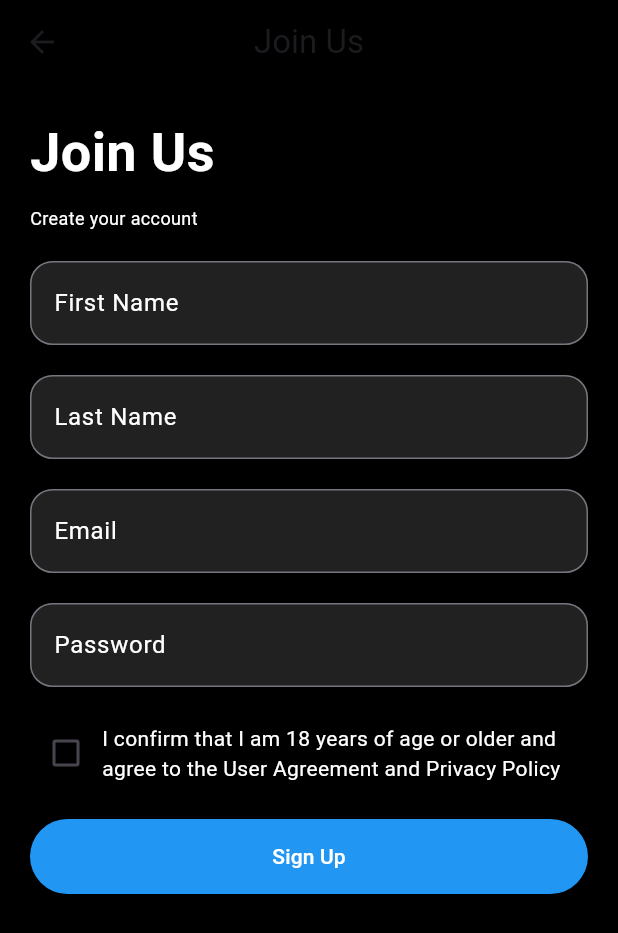
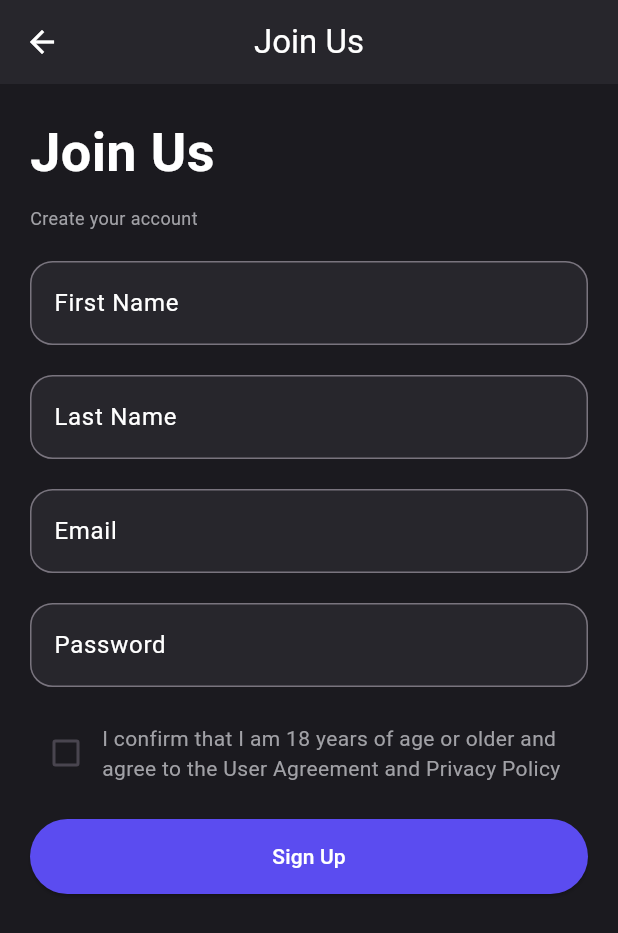
Before and after one commit to mmmykolaaa/exchange_project, a Flutter app: the screen it shows after launch, after a tap on "Sign Up", on a phone screen of 412 x 824 dp. Shown: the top 933 px of the screen. Run offline on Flutter 3.47's test engine with Material 3 defaults, Android fonts, the light colour scheme and no system bars; our stand-ins replace flutter_secure_storage.

Commit message:
redesign nav bar

```diff
--- a/lib/main.dart
+++ b/lib/main.dart
@@ -1,9 +1,16 @@
 import 'package:flutter/material.dart';
 import './screens/HomeScreen.dart';
 import './screens/JoinUsScreen.dart';
-import 'dart:developer';  //log, etc
+import 'dart:developer';  // log, etc
 import 'package:flutter_secure_storage/flutter_secure_storage.dart';
 
+// Визначення кольорів
+final Color primaryColor = Color(0xFF5B4CF0);
+final Color backgroundColor = Color(0xFF1B1A1F);
+final Color cardBackgroundColor = Color(0xFF27262C);
+final Color textColor = Color(0xFFFFFFFF);
+final Color secondaryTextColor = Color(0xFFA1A1A6);
+final Color accentColor = Color(0xFF3DD598);
 
 void main() {
   runApp(const MyApp());
@@ -13,29 +20,78 @@ class MyApp extends StatelessWidget {
   const MyApp({super.key});
 
   @override
-
-
   Widget build(BuildContext context) {
 
-    //check if the user already has a stored profile
+    // Перевірка, чи вже є збережений профіль користувача
     AndroidOptions getAndroidOptions() => const AndroidOptions(
       encryptedSharedPreferences: true,
     );
     final storage = FlutterSecureStorage(aOptions: getAndroidOptions());
 
     storage.read(key: 'user')
-      .then((user) => {
-        if(user == null) {
-          log('user is absent in storage')
+      .then((user) {
+        if (user == null) {
+          log('user is absent in storage');
         } else {
-          log('found user $user')
-        } })
+          log('found user $user');
+        }
+      })
       .catchError((e) => log('failed to get user: $e'));
 
     return MaterialApp(
-      title: 'Your App Title',
+      title: 'Exchanger',
       theme: ThemeData(
-        primarySwatch: Colors.blue,
+        primarySwatch: MaterialColor(primaryColor.value, {
+          50: primaryColor.withOpacity(0.1),
+          100: primaryColor.withOpacity(0.2),
+          200: primaryColor.withOpacity(0.3),
+          300: primaryColor.withOpacity(0.4),
+          400: primaryColor.withOpacity(0.5),
+          500: primaryColor.withOpacity(0.6),
+          600: primaryColor.withOpacity(0.7),
+          700: primaryColor.withOpacity(0.8),
+          800: primaryColor.withOpacity(0.9),
+          900: primaryColor.withOpacity(1.0),
+        }),
+        scaffoldBackgroundColor: backgroundColor,
+        cardColor: cardBackgroundColor,
+        textTheme: TextTheme(
+          displayLarge: TextStyle(color: textColor),
+          displayMedium: TextStyle(color: textColor),
+          displaySmall: TextStyle(color: textColor),
+          headlineLarge: TextStyle(color: textColor),
+          headlineMedium: TextStyle(color: textColor),
+          headlineSmall: TextStyle(color: textColor),
+          titleLarge: TextStyle(color: textColor),
+          titleMedium: TextStyle(color: textColor),
+          titleSmall: TextStyle(color: textColor),
+          bodyLarge: TextStyle(color: textColor),
+          bodyMedium: TextStyle(color: secondaryTextColor),
+          bodySmall: TextStyle(color: secondaryTextColor),
+          labelLarge: TextStyle(color: textColor),
+          labelMedium: TextStyle(color: textColor),
+          labelSmall: TextStyle(color: secondaryTextColor),
+        ),
+        inputDecorationTheme: InputDecorationTheme(
+          labelStyle: TextStyle(color: textColor),
+          border: OutlineInputBorder(
+            borderRadius: BorderRadius.circular(20.0),
+          ),
+        ),
+        elevatedButtonTheme: ElevatedButtonThemeData(
+          style: ElevatedButton.styleFrom(
+            backgroundColor: primaryColor,
+            shape: RoundedRectangleBorder(
+              borderRadius: BorderRadius.circular(30.0),
+            ),
+            minimumSize: const Size(double.infinity, 50), // Розмір кнопки
+          ),
+        ),
+        textButtonTheme: TextButtonThemeData(
+          style: TextButton.styleFrom(
+            foregroundColor: primaryColor,
+          ),
+        ),
       ),
       home: const SignInSignUpScreen(),
     );
@@ -48,7 +104,7 @@ class SignInSignUpScreen extends StatelessWidget {
   @override
   Widget build(BuildContext context) {
     return Scaffold(
-     backgroundColor: const Color.fromRGBO(0, 0, 0, 1),
+      backgroundColor: backgroundColor,
       body: Center(
         child: Padding(
           padding: const EdgeInsets.all(20.0),
@@ -61,30 +117,29 @@ class SignInSignUpScreen extends StatelessWidget {
                 child: Container(
                   width: 100,
                   height: 100,
-                  color: Colors.blue, // Заглушка під логотип
+                  color: primaryColor, // Заглушка під логотип
                 ),
               ),
               const SizedBox(height: 10),
-              const Text(
+              Text(
                 'Welcome',
-                style: TextStyle(fontSize: 36, color: Colors.white), // Більший розмір шрифту
+                style: TextStyle(fontSize: 36, color: textColor), // Більший розмір шрифту
               ),
-              const Text(
+              Text(
                 'Please sign in to continue',
-                style: TextStyle(fontSize: 12, color: Colors.white70),
+                style: TextStyle(fontSize: 12, color: secondaryTextColor),
               ),
               const SizedBox(height: 20.0),
               Container(
                 width: double.infinity, // Повне використання доступного простору в ширину
                 decoration: BoxDecoration(
                   borderRadius: BorderRadius.circular(20.0),
-                  color: Colors.grey[900],
+                  color: cardBackgroundColor,
                 ),
                 child: TextField(
-                  style: const TextStyle(color: Colors.white), // Білий текст
+                  style: TextStyle(color: textColor), // Білий текст
                   decoration: InputDecoration(
                     labelText: 'Email',
-                    labelStyle: const TextStyle(color: Colors.white),
                     border: OutlineInputBorder(
                       borderRadius: BorderRadius.circular(20.0),
                     ),
@@ -96,14 +151,13 @@ class SignInSignUpScreen extends StatelessWidget {
                 width: double.infinity, // Повне використання доступного простору в ширину
                 decoration: BoxDecoration(
                   borderRadius: BorderRadius.circular(20.0),
-                  color: Colors.grey[900],
+                  color: cardBackgroundColor,
                 ),
                 child: TextField(
                   obscureText: true,
-                  style: const TextStyle(color: Colors.white), // Білий текст
+                  style: TextStyle(color: textColor), // Білий текст
                   decoration: InputDecoration(
                     labelText: 'Password',
-                    labelStyle: const TextStyle(color: Colors.white),
                     border: OutlineInputBorder(
                       borderRadius: BorderRadius.circular(20.0),
                     ),
@@ -118,15 +172,8 @@ class SignInSignUpScreen extends StatelessWidget {
                     MaterialPageRoute(builder: (context) => const HomeScreen()),
                   );
                 },
-                style: ElevatedButton.styleFrom(
-                  backgroundColor: Colors.blue,
-                  shape: RoundedRectangleBorder(
-                    borderRadius: BorderRadius.circular(30.0),
-                  ),
-                  minimumSize: const Size(double.infinity, 50), // Розмір кнопки
-                ),
-                child: const Text('Sign In',
-                style: TextStyle(color: Colors.white),
+                child: Text('Sign In',
+                  style: TextStyle(color: textColor),
                 ),
               ),
               const SizedBox(height: 10),
@@ -134,15 +181,8 @@ class SignInSignUpScreen extends StatelessWidget {
                 onPressed: () {
                   // Код для Google Sign In
                 },
-                style: ElevatedButton.styleFrom(
-                  backgroundColor: Colors.blue,
-                  shape: RoundedRectangleBorder(
-                    borderRadius: BorderRadius.circular(30.0),
-                  ),
-                  minimumSize: const Size(double.infinity, 50), // Розмір кнопки
-                ),
-                child: const Text('Sign in with Google',
-                style: TextStyle(color: Colors.white),
+                child: Text('Sign in with Google',
+                  style: TextStyle(color: textColor),
                 ),
               ),
               const SizedBox(height: 10),
@@ -150,15 +190,8 @@ class SignInSignUpScreen extends StatelessWidget {
                 onPressed: () {
                   // Код для Sign In with Apple
                 },
-                style: ElevatedButton.styleFrom(
-                  backgroundColor: Colors.blue,
-                  shape: RoundedRectangleBorder(
-                    borderRadius: BorderRadius.circular(30.0),
-                  ),
-                  minimumSize: const Size(double.infinity, 50), // Розмір кнопки
-                ),
-                child: const Text('Sign in with Apple',
-                style: TextStyle(color: Colors.white),
+                child: Text('Sign in with Apple',
+                  style: TextStyle(color: textColor),
                 ),
               ),
               const SizedBox(height: 10),
@@ -166,10 +199,10 @@ class SignInSignUpScreen extends StatelessWidget {
                 onPressed: () {
                   // Код для відновлення пароля
                 },
-                child: const Text(
+                child: Text(
                   "Forgot password?",
                   style: TextStyle(
-                    color: Colors.white,
+                    color: textColor,
                     decoration: TextDecoration.underline,
                   ),
                 ),
@@ -185,21 +218,21 @@ class SignInSignUpScreen extends StatelessWidget {
         child: Row(
           mainAxisAlignment: MainAxisAlignment.center,
           children: [
-            const Text(
+            Text(
               "Don't have an account? ",
-              style: TextStyle(color: Colors.white),
+              style: TextStyle(color: textColor),
             ),
             TextButton(
               onPressed: () {
-                  Navigator.push(
-                    context,
-                    MaterialPageRoute(builder: (context) => const JoinUsScreen()),
-                  );
-                },
-              child: const Text(
+                Navigator.push(
+                  context,
+                  MaterialPageRoute(builder: (context) => const JoinUsScreen()),
+                );
+              },
+              child: Text(
                 "Sign Up",
                 style: TextStyle(
-                  color: Colors.purple,
+                  color: primaryColor,
                   decoration: TextDecoration.underline,
                 ),
               ),
--- a/lib/screens/JoinUsScreen.dart
+++ b/lib/screens/JoinUsScreen.dart
@@ -1,4 +1,12 @@
 import 'package:flutter/material.dart';
+
+// Колірна палітра
+final Color primaryColor = const Color(0xFF5B4CF0);
+final Color backgroundColor = const Color(0xFF1B1A1F);
+final Color cardBackgroundColor = const Color(0xFF27262C);
+final Color textColor = const Color(0xFFFFFFFF);
+final Color secondaryTextColor = const Color(0xFFA1A1A6);
+final Color accentColor = const Color(0xFF3DD598);
 
 class JoinUsScreen extends StatelessWidget {
   const JoinUsScreen({super.key});
@@ -6,16 +14,19 @@ class JoinUsScreen extends StatelessWidget {
   @override
   Widget build(BuildContext context) {
     return Scaffold(
-      backgroundColor: const Color.fromRGBO(0, 0, 0, 1),
+      backgroundColor: backgroundColor,
       appBar: AppBar(
-        backgroundColor: Colors.black,
+        backgroundColor: cardBackgroundColor,
         leading: IconButton(
-          icon: const Icon(Icons.arrow_back),
+          icon: Icon(Icons.arrow_back, color: textColor), // Змінено на непостійний вид
           onPressed: () {
             Navigator.pop(context);
           },
         ),
-        title: const Text('Join Us'),
+        title: Text(
+          'Join Us',
+          style: TextStyle(color: textColor), // Змінено на непостійний вид
+        ),
         centerTitle: true,
       ),
       body: Padding(
@@ -23,95 +34,30 @@ class JoinUsScreen extends StatelessWidget {
         child: Column(
           crossAxisAlignment: CrossAxisAlignment.start,
           children: [
-            const Text(
+            Text(
               'Join Us',
               style: TextStyle(
-                color: Colors.white,
+                color: textColor,
                 fontSize: 36,
                 fontWeight: FontWeight.bold,
               ),
             ),
             const SizedBox(height: 10),
-            const Text(
+            Text(
               'Create your account',
               style: TextStyle(
-                color: Colors.white,
+                color: secondaryTextColor,
                 fontSize: 12,
               ),
             ),
             const SizedBox(height: 20.0),
-              Container(
-                width: double.infinity, // Повне використання доступного простору в ширину
-                decoration: BoxDecoration(
-                  borderRadius: BorderRadius.circular(15.0),
-                  color: Colors.grey[900],
-                ),
-                child: TextField(
-                  style: const TextStyle(color: Colors.white), // Білий текст
-                  decoration: InputDecoration(
-                    labelText: 'First Name',
-                    labelStyle: const TextStyle(color: Colors.white),
-                    border: OutlineInputBorder(
-                      borderRadius: BorderRadius.circular(15.0),
-                    ),
-                  ),
-                ),
-              ),
+            _buildTextField('First Name'),
             const SizedBox(height: 20.0),
-              Container(
-                width: double.infinity, // Повне використання доступного простору в ширину
-                decoration: BoxDecoration(
-                  borderRadius: BorderRadius.circular(15.0),
-                  color: Colors.grey[900],
-                ),
-                child: TextField(
-                  style: const TextStyle(color: Colors.white), // Білий текст
-                  decoration: InputDecoration(
-                    labelText: 'Last Name',
-                    labelStyle: const TextStyle(color: Colors.white),
-                    border: OutlineInputBorder(
-                      borderRadius: BorderRadius.circular(15.0),
-                    ),
-                  ),
-                ),
-              ),
+            _buildTextField('Last Name'),
             const SizedBox(height: 20.0),
-              Container(
-                width: double.infinity, // Повне використання доступного простору в ширину
-                decoration: BoxDecoration(
-                  borderRadius: BorderRadius.circular(15.0),
-                  color: Colors.grey[900],
-                ),
-                child: TextField(
-                  style: const TextStyle(color: Colors.white), // Білий текст
-                  decoration: InputDecoration(
-                    labelText: 'Email',
-                    labelStyle: const TextStyle(color: Colors.white),
-                    border: OutlineInputBorder(
-                      borderRadius: BorderRadius.circular(15.0),
-                    ),
-                  ),
-                ),
-              ),
+            _buildTextField('Email'),
             const SizedBox(height: 20.0),
-              Container(
-                width: double.infinity, // Повне використання доступного простору в ширину
-                decoration: BoxDecoration(
-                  borderRadius: BorderRadius.circular(15.0),
-                  color: Colors.grey[900],
-                ),
-                child: TextField(
-                  obscureText: true,
-                  style: const TextStyle(color: Colors.white), // Білий текст
-                  decoration: InputDecoration(
-                    labelText: 'Password',
-                    labelStyle: const TextStyle(color: Colors.white),
-                    border: OutlineInputBorder(
-                      borderRadius: BorderRadius.circular(15.0),
-                    ),
-                  ),
-                ),
-              ),
+            _buildTextField('Password', obscureText: true),
             const SizedBox(height: 20),
             Row(
               children: [
@@ -121,10 +67,12 @@ class JoinUsScreen extends StatelessWidget {
                     // Handle checkbox state change
                   },
                 ),
-                const Text(
+                Expanded(
+                  child: Text(
                     'I confirm that I am 18 years of age or older and\n'
                     'agree to the User Agreement and Privacy Policy',
-                  style: TextStyle(color: Colors.white),
+                    style: TextStyle(color: secondaryTextColor), // Колір тексту
+                  ),
                 ),
               ],
             ),
@@ -134,17 +82,40 @@ class JoinUsScreen extends StatelessWidget {
                 // Handle sign up button press
               },
               style: ElevatedButton.styleFrom(
-                backgroundColor: Colors.blue, // Зміна кольору кнопки на синій
+                backgroundColor: primaryColor, // Колір кнопки
                 minimumSize: const Size(double.infinity, 50), // Розмір кнопки
                 shape: RoundedRectangleBorder(
                   borderRadius: BorderRadius.circular(30.0), // Закруглені кути кнопки
                 ),
               ),
-              child: const Text('Sign Up',
-              style: TextStyle(color: Colors.white),
+              child: Text(
+                'Sign Up',
+                style: TextStyle(color: textColor), // Колір тексту кнопки
               ),
             ),
           ],
+        ),
+      ),
+    );
+  }
+
+  // Метод для створення полів вводу
+  Widget _buildTextField(String label, {bool obscureText = false}) {
+    return Container(
+      width: double.infinity,
+      decoration: BoxDecoration(
+        borderRadius: BorderRadius.circular(15.0),
+        color: cardBackgroundColor, // Колір фону картки
+      ),
+      child: TextField(
+        obscureText: obscureText,
+        style: TextStyle(color: textColor), // Білий текст
+        decoration: InputDecoration(
+          labelText: label,
+          labelStyle: TextStyle(color: textColor), // Колір тексту етикетки
+          border: OutlineInputBorder(
+            borderRadius: BorderRadius.circular(15.0),
+          ),
         ),
       ),
     );
```
Also changed, not shown: lib/screens/HomeScreen.dart (+61 -46 lines). Lines whose indentation alone changed are shown as unchanged.
